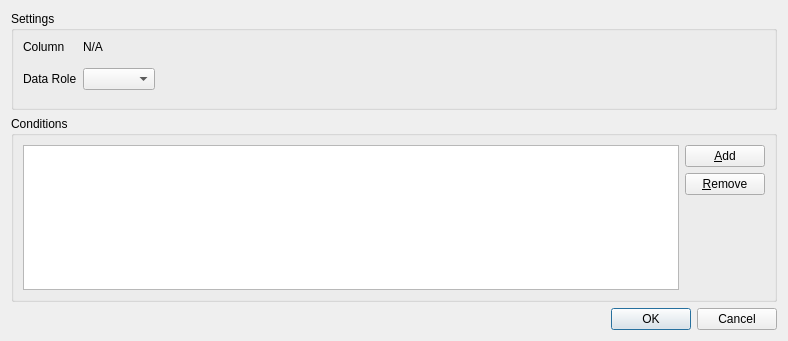
The window that pngui/grid/QConditionalDecorationDialog.ui (praaline/Praaline) describes before a commit, drawn with Qt 5.
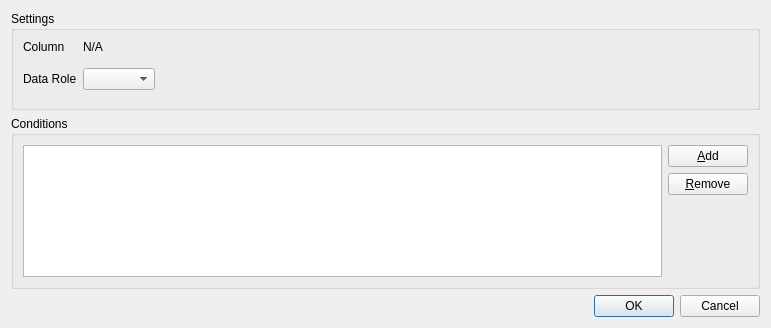
The same window after the commit.

Diff of the .ui file:
```diff
--- a/pngui/grid/QConditionalDecorationDialog.ui
+++ b/pngui/grid/QConditionalDecorationDialog.ui
@@ -6,8 +6,8 @@
    <rect>
     <x>0</x>
     <y>0</y>
-    <width>788</width>
-    <height>341</height>
+    <width>771</width>
+    <height>328</height>
    </rect>
   </property>
   <property name="windowTitle">
```
